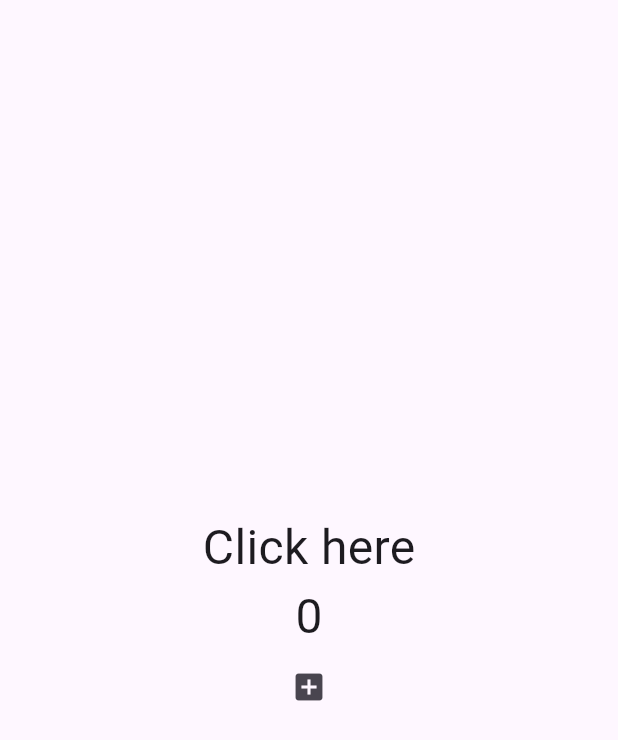
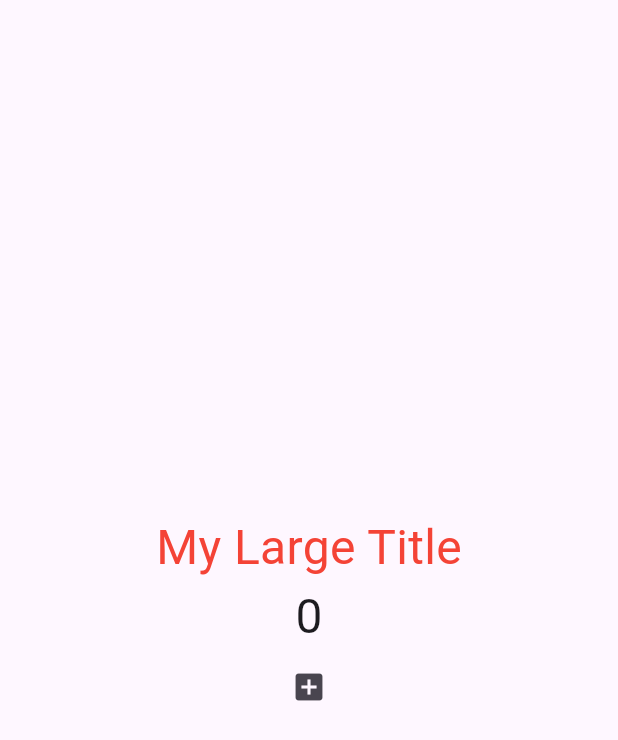
Before and after one commit to treefarm-mihyang/flutter-tutorial, a Flutter app: the screen it shows after launch, on a phone screen of 412 x 824 dp. Shown: the top 740 px of the screen. Run offline on Flutter 3.47's test engine with Material 3 defaults, Android fonts, the phone set to English and light mode, and no system bars.

Commit message:
feat: build context

```diff
--- a/lib/main.dart
+++ b/lib/main.dart
@@ -26,17 +26,19 @@ class _AppState extends State<App> {
   @override
   Widget build(BuildContext context) {
     return MaterialApp(
+      theme: ThemeData(
+        textTheme: const TextTheme(
+          titleLarge: TextStyle(
+            color: Colors.red,
+          ),
+        ),
+      ),
       home: Scaffold(
         body: Center(
           child: Column(
             mainAxisAlignment: MainAxisAlignment.center,
             children: [
-              const Text(
-                "Click here",
-                style: TextStyle(
-                  fontSize: 32,
-                ),
-              ),
+              const MyLargeTitle(),
               Text(
                 "$counter",
                 style: const TextStyle(
@@ -54,3 +56,20 @@ class _AppState extends State<App> {
     );
   }
 }
+
+class MyLargeTitle extends StatelessWidget {
+  const MyLargeTitle({
+    super.key,
+  });
+
+  @override
+  Widget build(BuildContext context) {
+    return Text(
+      "My Large Title",
+      style: TextStyle(
+        fontSize: 32,
+        color: Theme.of(context).textTheme.titleLarge?.color,
+      ),
+    );
+  }
+}
```
